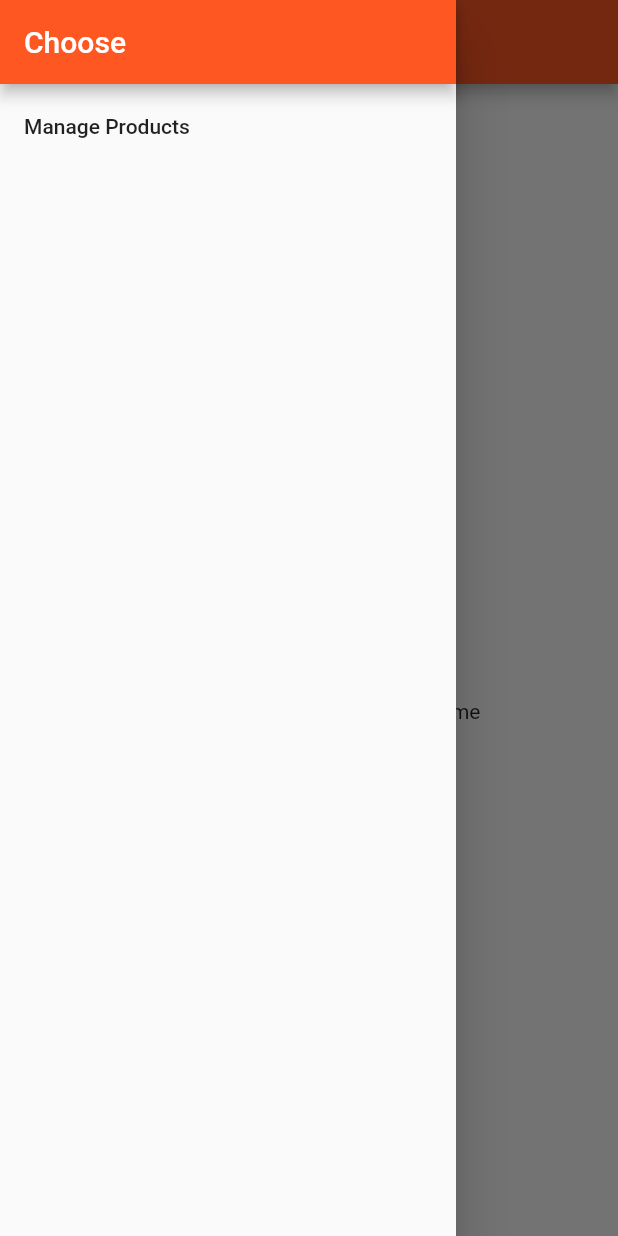
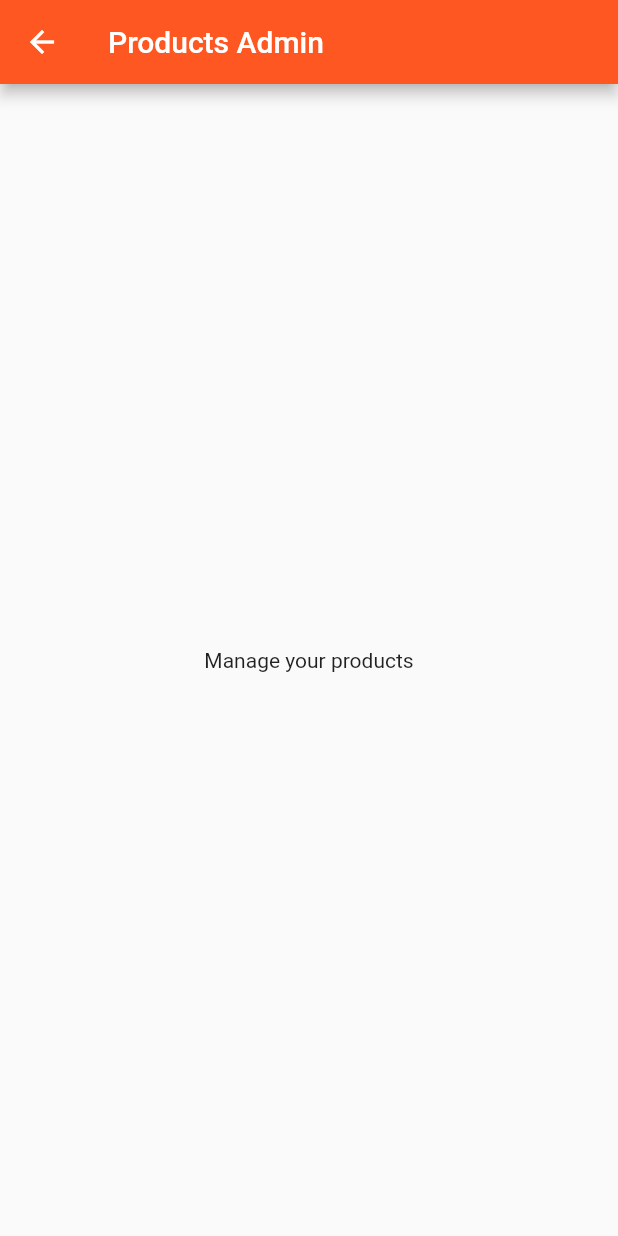
Before and after one commit to diegocuru/flutter-udemy, a Flutter app: the ProductsPage screen opened directly, in the side drawer, after a tap on "Manage Products", on a phone screen of 412 x 824 dp. Run offline on Flutter 3.47's test engine with Material 2 defaults, Android fonts, the phone set to English and light mode, and no system bars.

Commit message:
Assignment two

```diff
--- a/lib/pages/products.dart
+++ b/lib/pages/products.dart
@@ -1,6 +1,7 @@
 import 'package:flutter/material.dart';
 
 import '../product_manager.dart';
+import './products_admin.dart';
 
 class ProductsPage extends StatelessWidget {
   @override
@@ -12,7 +13,9 @@ class ProductsPage extends StatelessWidget {
         AppBar(automaticallyImplyLeading: false, title: Text('Choose')),
         ListTile(
           title: Text('Manage Products'),
-          onTap: () {},
+          onTap: () {
+            Navigator.push(context, MaterialPageRoute(builder: (BuildContext context) => ProductsAdminPage()));
+          },
         )
       ])),
       appBar: AppBar(
--- /dev/null
+++ b/lib/pages/products_admin.dart
@@ -0,0 +1,15 @@
+import 'package:flutter/material.dart';
+
+class ProductsAdminPage extends StatelessWidget {
+  @override
+  Widget build(BuildContext context) {
+    return Scaffold(
+      appBar: AppBar(
+        title: Text('Products Admin'),
+      ),
+      body: Center(
+        child: Text('Manage your products'),
+      ),
+    );
+  }
+}
```
